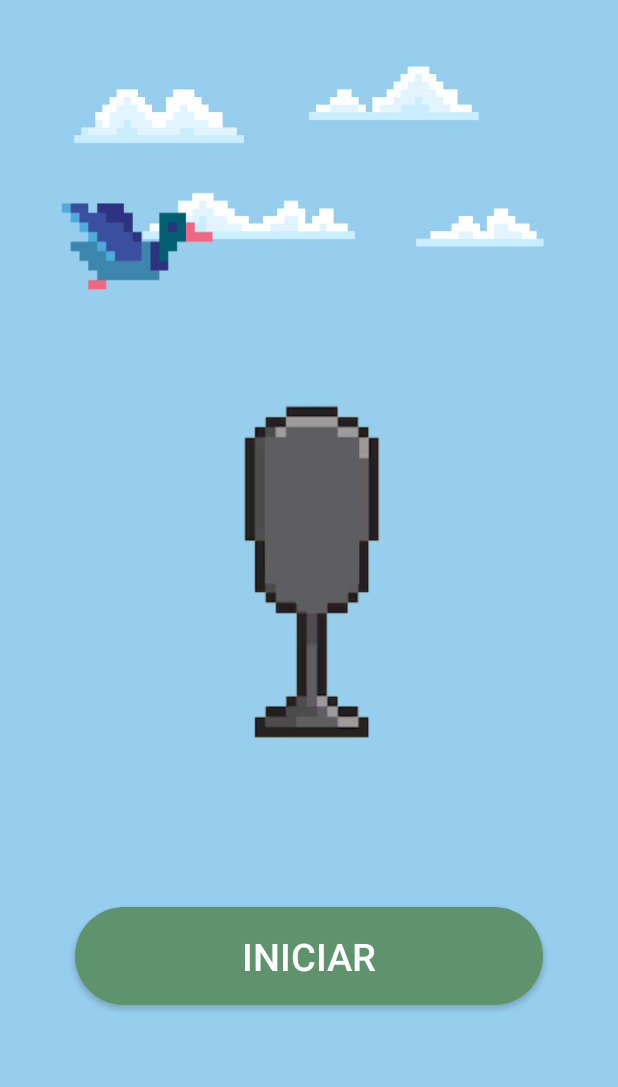
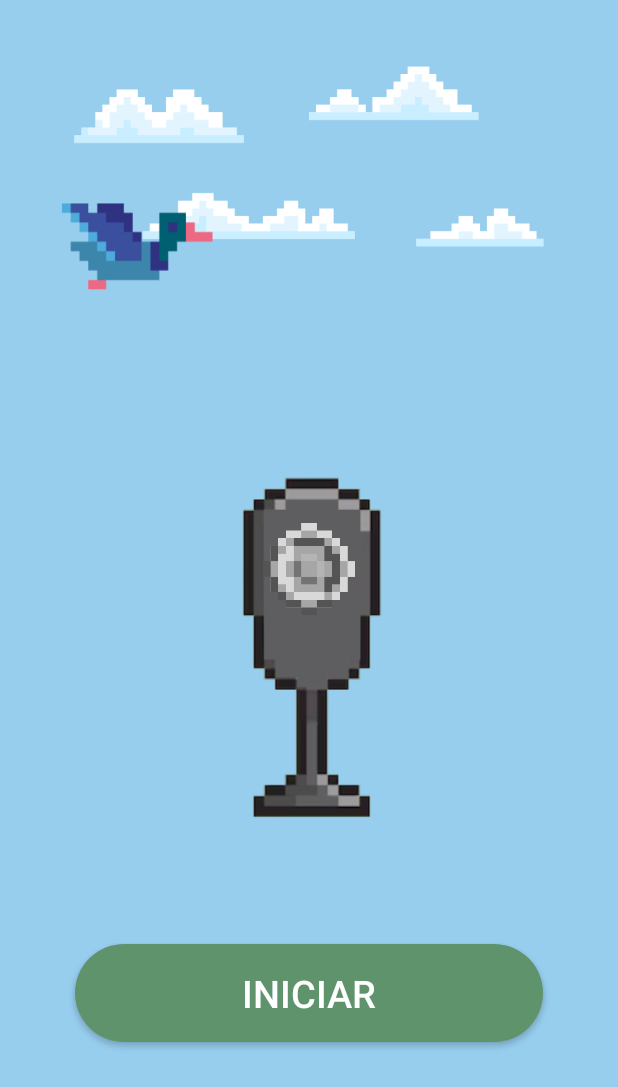
Before and after one commit to pizzatoev/semaforo_hilos, an Android app: the screen it shows after launch (MainActivity), on a phone screen of 412 x 824 dp. Shown: the top 1087 px of the screen. Run offline under Robolectric (Android 15) with nearby library versions, the phone set to English and light mode, and no system bars.

Commit message:
Fase 1: encendido y apagado de un color

```diff
--- a/app/src/main/java/com/example/semaforohilos/MainActivity.java
+++ b/app/src/main/java/com/example/semaforohilos/MainActivity.java
@@ -1,6 +1,9 @@
 package com.example.semaforohilos;
 
 import android.os.Bundle;
+import android.view.View;
+import android.widget.Button;
+import android.widget.ImageView;
 
 import androidx.activity.EdgeToEdge;
 import androidx.appcompat.app.AppCompatActivity;
@@ -9,16 +12,54 @@ import androidx.core.view.ViewCompat;
 import androidx.core.view.WindowInsetsCompat;
 
 public class MainActivity extends AppCompatActivity {
+    Button btnIniciar;
+    ImageView imgLuz;
 
     @Override
     protected void onCreate(Bundle savedInstanceState) {
         super.onCreate(savedInstanceState);
-        EdgeToEdge.enable(this);
         setContentView(R.layout.activity_main);
-        ViewCompat.setOnApplyWindowInsetsListener(findViewById(R.id.main), (v, insets) -> {
-            Insets systemBars = insets.getInsets(WindowInsetsCompat.Type.systemBars());
-            v.setPadding(systemBars.left, systemBars.top, systemBars.right, systemBars.bottom);
-            return insets;
+
+        btnIniciar = findViewById(R.id.btnIniciar);
+        imgLuz = findViewById(R.id.imgLuz);
+
+        btnIniciar.setOnClickListener(new View.OnClickListener() {
+            @Override
+            public void onClick(View view) {
+                Thread thread = new Thread(new Runnable() {
+                    @Override
+                    public void run() {
+                        while (true) {
+                            runOnUiThread(new Runnable() {
+                                @Override
+                                public void run() {
+                                    imgLuz.setImageResource(R.drawable.luz_roja);
+                                }
+                            });
+                            try {
+                                Thread.sleep(5000);
+                            }
+                            catch (InterruptedException e){
+                                e.printStackTrace();
+                            }
+                            runOnUiThread(new Runnable() {
+                                @Override
+                                public void run() {
+                                    imgLuz.setImageResource(R.drawable.luz_off);
+                                }
+                            });
+                            try {
+                                Thread.sleep(5000);
+                            }
+                            catch (InterruptedException e){
+                                e.printStackTrace();
+                            }
+                        }
+                    }
+                });
+                thread.start();
+            }
         });
+
     }
 }
--- a/app/src/main/res/layout/activity_main.xml
+++ b/app/src/main/res/layout/activity_main.xml
@@ -13,12 +13,27 @@
         android:layout_height="match_parent"
         android:orientation="vertical"
         android:gravity="center">
-        <ImageView
-            android:id="@+id/imageView"
-            android:layout_width="293dp"
-            android:layout_height="351dp"
-            app:srcCompat="@drawable/cuerpo_semaforo"
-            android:layout_marginTop="100dp"/>
+
+        <FrameLayout
+            android:layout_width="300dp"
+            android:layout_height="300dp"
+            android:layout_marginTop="200dp">
+
+            <ImageView
+                android:id="@+id/imageView"
+                android:layout_width="match_parent"
+                android:layout_height="match_parent"
+                app:srcCompat="@drawable/cuerpo_semaforo"
+                />
+            <ImageView
+                android:id="@+id/imgLuz"
+                android:layout_width="80dp"
+                android:layout_height="80dp"
+                android:layout_gravity="center_horizontal"
+                android:layout_marginTop="60dp"
+                android:src="@drawable/luz_off" />
+        </FrameLayout>
+
 
         <androidx.appcompat.widget.AppCompatButton
             android:id="@+id/btnIniciar"
```
